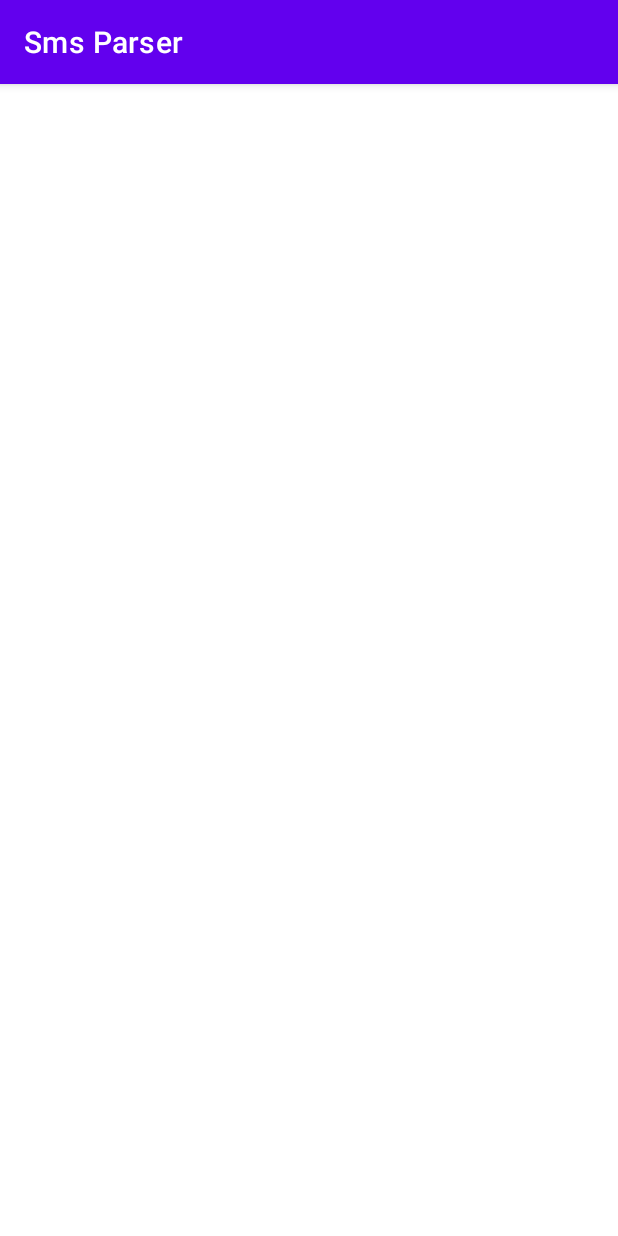
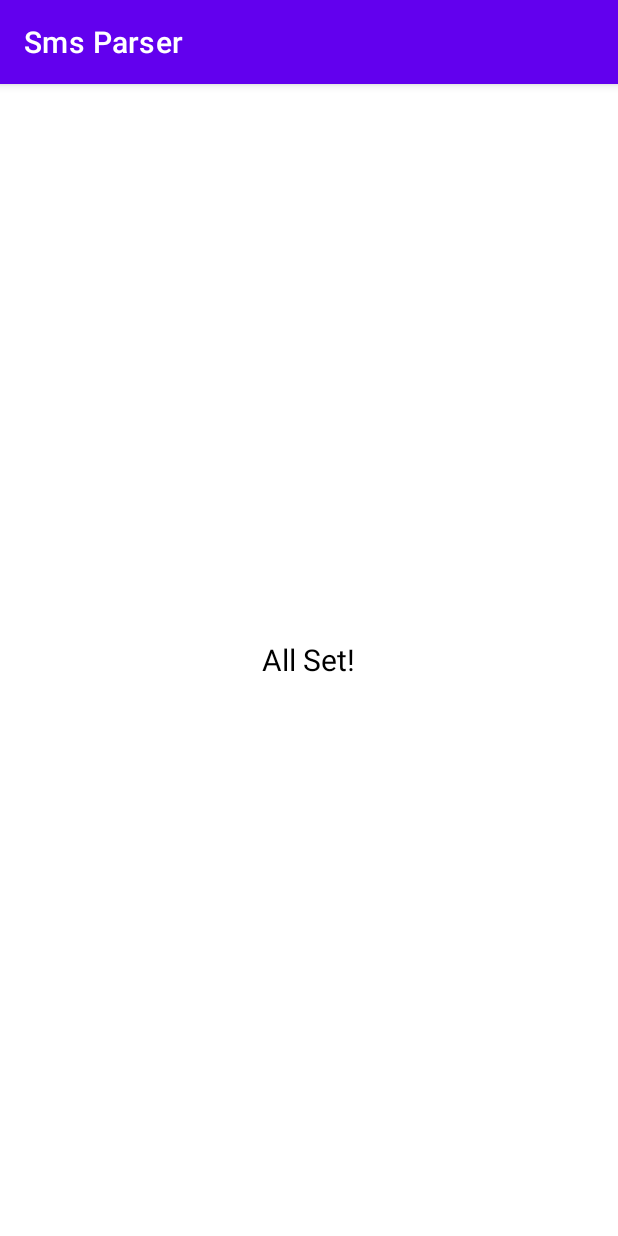
Before and after one commit to Masum-MSNR/sms-parser, an Android app: the screen it shows after launch (MainActivity), on a phone screen of 412 x 824 dp. Run offline under Robolectric (Android 15) with nearby library versions, the phone set to English and light mode, and no system bars.

```diff
--- a/app/build.gradle.kts
+++ b/app/build.gradle.kts
@@ -44,4 +44,10 @@ dependencies {
     testImplementation("junit:junit:4.13.2")
     androidTestImplementation("androidx.test.ext:junit:1.1.5")
     androidTestImplementation("androidx.test.espresso:espresso-core:3.5.1")
+
+    //retrofit
+    implementation("com.google.code.gson:gson:2.10.1")
+    implementation("com.squareup.retrofit2:retrofit:2.9.0")
+    implementation("com.squareup.retrofit2:converter-gson:2.9.0")
+    implementation("com.squareup.okhttp3:logging-interceptor:5.0.0-alpha.11")
 }
--- /dev/null
+++ b/app/src/main/java/com/msnr/smsparser/App.kt
@@ -0,0 +1,31 @@
+package com.msnr.smsparser
+
+import android.app.Application
+import android.app.NotificationChannel
+import android.app.NotificationManager
+import android.os.Build
+import com.msnr.smsparser.utils.Consts.Companion.CHANNEL_ID
+import com.msnr.smsparser.utils.Consts.Companion.CHANNEL_NAME
+
+class App : Application() {
+
+    override fun onCreate() {
+        super.onCreate()
+        createNotificationChannel()
+    }
+
+    private fun createNotificationChannel() {
+        if (Build.VERSION.SDK_INT > Build.VERSION_CODES.O) {
+            val notifyChannel = NotificationChannel(
+                CHANNEL_ID,
+                CHANNEL_NAME,
+                NotificationManager.IMPORTANCE_HIGH
+            )
+            notifyChannel.description = "This is notifier"
+            val manager = getSystemService(
+                NotificationManager::class.java
+            )
+            manager.createNotificationChannel(notifyChannel)
+        }
+    }
+}
--- /dev/null
+++ b/app/src/main/java/com/msnr/smsparser/activities/MainActivity.kt
@@ -0,0 +1,73 @@
+package com.msnr.smsparser.activities
+
+import android.Manifest
+import android.content.pm.PackageManager
+import android.os.Bundle
+import android.widget.Button
+import android.widget.TextView
+import androidx.appcompat.app.AppCompatActivity
+import androidx.core.app.ActivityCompat
+import com.msnr.smsparser.R
+
+class MainActivity : AppCompatActivity() {
+
+    private lateinit var button: Button
+    private lateinit var text: TextView
+
+    override fun onCreate(savedInstanceState: Bundle?) {
+        super.onCreate(savedInstanceState)
+        setContentView(R.layout.activity_main)
+
+        button = findViewById(R.id.btnAllowPermission)
+        text = findViewById(R.id.tvPermissionStatus)
+
+        if (ActivityCompat.checkSelfPermission(
+                this,
+                Manifest.permission.RECEIVE_SMS
+            ) != PackageManager.PERMISSION_GRANTED
+        ) {
+            button.visibility = Button.VISIBLE
+            text.visibility = TextView.GONE
+        } else {
+            if (android.os.Build.VERSION.SDK_INT >= android.os.Build.VERSION_CODES.TIRAMISU) {
+                if (ActivityCompat.checkSelfPermission(
+                        this,
+                        Manifest.permission.POST_NOTIFICATIONS
+                    ) != PackageManager.PERMISSION_GRANTED
+                ) {
+                    button.visibility = Button.VISIBLE
+                    text.visibility = TextView.GONE
+                } else {
+                    button.visibility = Button.GONE
+                    text.visibility = TextView.VISIBLE
+                }
+            } else {
+                button.visibility = Button.GONE
+                text.visibility = TextView.VISIBLE
+            }
+        }
+
+        button.setOnClickListener {
+            val permissions: Array<String> = arrayOf(Manifest.permission.RECEIVE_SMS)
+            // check os version
+            if (android.os.Build.VERSION.SDK_INT >= android.os.Build.VERSION_CODES.TIRAMISU) {
+                permissions.plus(Manifest.permission.POST_NOTIFICATIONS)
+            }
+            ActivityCompat.requestPermissions(this, permissions, 100)
+        }
+    }
+
+    override fun onRequestPermissionsResult(
+        requestCode: Int,
+        permissions: Array<String?>,
+        grantResults: IntArray
+    ) {
+        super.onRequestPermissionsResult(requestCode, permissions, grantResults)
+        if (requestCode == 100) {
+            if (grantResults.isNotEmpty() && grantResults[0] == PackageManager.PERMISSION_GRANTED) {
+                button.visibility = Button.GONE
+                text.visibility = TextView.VISIBLE
+            }
+        }
+    }
+}
--- /dev/null
+++ b/app/src/main/java/com/msnr/smsparser/utils/Consts.kt
@@ -0,0 +1,8 @@
+package com.msnr.smsparser.utils
+
+class Consts {
+    companion object {
+         var CHANNEL_ID = "nifty_channel"
+         var CHANNEL_NAME = "Nifty Channel"
+    }
+}
--- a/app/src/main/res/layout/activity_main.xml
+++ b/app/src/main/res/layout/activity_main.xml
@@ -1,9 +1,27 @@
 <?xml version="1.0" encoding="utf-8"?>
-<androidx.constraintlayout.widget.ConstraintLayout xmlns:android="http://schemas.android.com/apk/res/android"
+<LinearLayout xmlns:android="http://schemas.android.com/apk/res/android"
     xmlns:app="http://schemas.android.com/apk/res-auto"
     xmlns:tools="http://schemas.android.com/tools"
     android:layout_width="match_parent"
     android:layout_height="match_parent"
-    tools:context=".MainActivity">
+    android:gravity="center"
+    android:orientation="vertical"
+    tools:context=".activities.MainActivity">
 
-</androidx.constraintlayout.widget.ConstraintLayout>
+    <Button
+        android:id="@+id/btnAllowPermission"
+        android:layout_width="match_parent"
+        android:layout_height="wrap_content"
+        android:layout_marginHorizontal="16dp"
+        android:text="Allow Permission" />
+
+    <TextView
+        android:id="@+id/tvPermissionStatus"
+        android:layout_width="wrap_content"
+        android:layout_height="wrap_content"
+        android:text="All Set!"
+        android:textColor="@color/black"
+        android:textSize="20dp"
+        android:visibility="gone" />
+
+</LinearLayout>
```
Also changed, not shown: app/src/main/AndroidManifest.xml (+19 -1 lines), app/src/main/java/com/msnr/smsparser/MainActivity.kt (deleted, +0 -11 lines), app/src/main/java/com/msnr/smsparser/network/WebService.kt (added, +42 -0 lines), app/src/main/java/com/msnr/smsparser/receiver/SmsReceiver.kt (added, +25 -0 lines), app/src/main/java/com/msnr/smsparser/utils/NotificationHelper.kt (added, +39 -0 lines).
